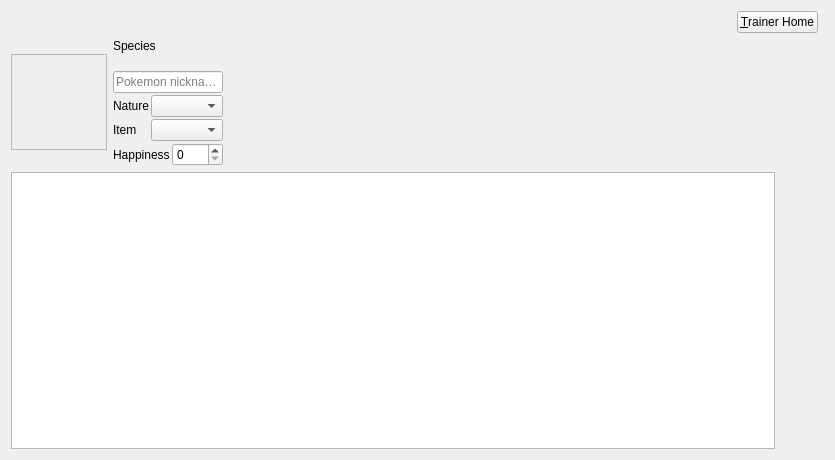
This is src/Teambuilder/pokeedit.ui in po-devs/pokemon-online as Qt 5 draws it before an edit. The edited form follows.
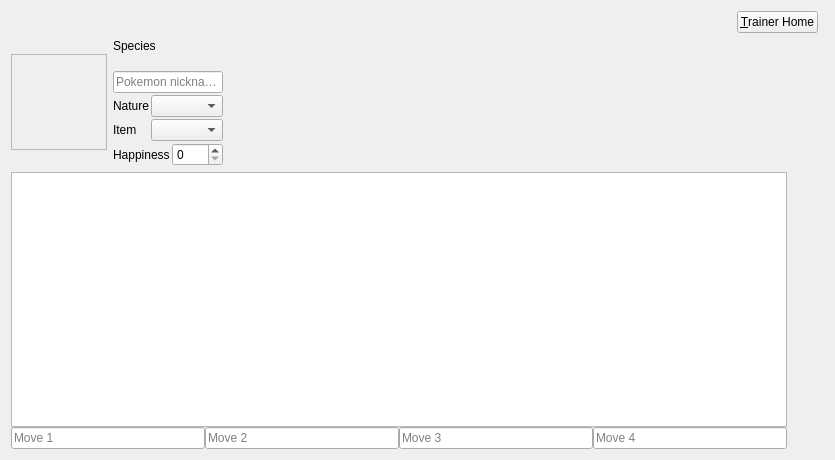
This is the edited form. Custom widgets are drawn as their Qt base class.

Commit message: added move selection in teambuilder

Diff of the .ui file:
```diff
--- a/src/Teambuilder/pokeedit.ui
+++ b/src/Teambuilder/pokeedit.ui
@@ -13,8 +13,8 @@
   <property name="windowTitle">
    <string>Form</string>
   </property>
-  <layout class="QGridLayout" name="gridLayout_2" columnstretch="0,0,100,0,0,0">
-   <item row="0" column="3" colspan="2">
+  <layout class="QGridLayout" name="gridLayout_2" columnstretch="0,0,100,0,0,0,0">
+   <item row="0" column="3" colspan="3">
     <widget class="QPushButton" name="done">
      <property name="text">
       <string>&amp;Trainer Home</string>
@@ -180,15 +180,75 @@
    <item row="1" column="2" colspan="3">
     <widget class="EvBox" name="evbox" native="true"/>
    </item>
-   <item row="2" column="4" colspan="2">
+   <item row="2" column="5" colspan="2">
     <layout class="QGridLayout" name="gridLayout"/>
    </item>
-   <item row="2" column="0" colspan="4">
-    <widget class="QTableView" name="moveChoice"/>
-   </item>
-   <item row="0" column="5" rowspan="2">
+   <item row="0" column="6" rowspan="2">
     <widget class="PokeLevelSettings" name="levelSettings"/>
    </item>
+   <item row="2" column="0" colspan="5">
+    <layout class="QGridLayout" name="gridLayout_3">
+     <property name="spacing">
+      <number>0</number>
+     </property>
+     <item row="0" column="0" colspan="4">
+      <widget class="QTableView" name="moveChoice">
+       <property name="selectionMode">
+        <enum>QAbstractItemView::SingleSelection</enum>
+       </property>
+       <property name="selectionBehavior">
+        <enum>QAbstractItemView::SelectRows</enum>
+       </property>
+       <property name="showGrid">
+        <bool>false</bool>
+       </property>
+       <property name="sortingEnabled">
+        <bool>true</bool>
+       </property>
+       <attribute name="horizontalHeaderShowSortIndicator" stdset="0">
+        <bool>true</bool>
+       </attribute>
+       <attribute name="horizontalHeaderStretchLastSection">
+        <bool>true</bool>
+       </attribute>
+       <attribute name="verticalHeaderVisible">
+        <bool>false</bool>
+       </attribute>
+       <attribute name="verticalHeaderDefaultSectionSize">
+        <number>22</number>
+       </attribute>
+      </widget>
+     </item>
+     <item row="1" column="0">
+      <widget class="QLineEdit" name="move1">
+       <property name="placeholderText">
+        <string>Move 1</string>
+       </property>
+      </widget>
+     </item>
+     <item row="1" column="1">
+      <widget class="QLineEdit" name="move2">
+       <property name="placeholderText">
+        <string>Move 2</string>
+       </property>
+      </widget>
+     </item>
+     <item row="1" column="2">
+      <widget class="QLineEdit" name="move3">
+       <property name="placeholderText">
+        <string>Move 3</string>
+       </property>
+      </widget>
+     </item>
+     <item row="1" column="3">
+      <widget class="QLineEdit" name="move4">
+       <property name="placeholderText">
+        <string>Move 4</string>
+       </property>
+      </widget>
+     </item>
+    </layout>
+   </item>
   </layout>
  </widget>
  <customwidgets>
```
Left out of the diff: 69 changed lines with no effect on the pictures. The commit also changes 5 other files.
